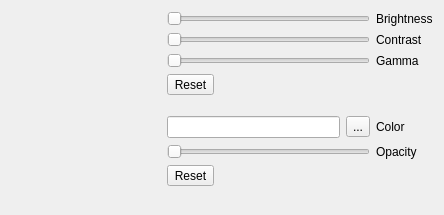
GitoriousLispBackup/eql, file examples/data/image-manipulation.ui: the form before one commit.
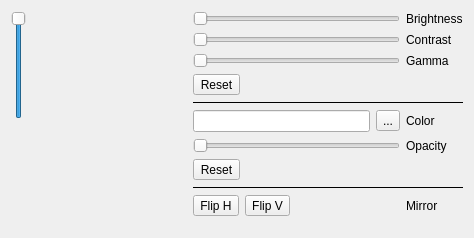
The form after the commit.

The edit to the form file:
```diff
--- a/examples/data/image-manipulation.ui
+++ b/examples/data/image-manipulation.ui
@@ -6,8 +6,8 @@
    <rect>
     <x>0</x>
     <y>0</y>
-    <width>444</width>
-    <height>215</height>
+    <width>474</width>
+    <height>238</height>
    </rect>
   </property>
   <property name="windowTitle">
@@ -15,20 +15,76 @@
   </property>
   <layout class="QHBoxLayout" name="horizontalLayout_4">
    <item>
-    <widget class="QWidget" name="display" native="true">
-     <property name="minimumSize">
-      <size>
-       <width>150</width>
-       <height>150</height>
-      </size>
-     </property>
-    </widget>
+    <layout class="QVBoxLayout" name="verticalLayout_3">
+     <item>
+      <widget class="QSlider" name="scale">
+       <property name="maximumSize">
+        <size>
+         <width>16777215</width>
+         <height>500</height>
+        </size>
+       </property>
+       <property name="minimum">
+        <number>1</number>
+       </property>
+       <property name="maximum">
+        <number>100</number>
+       </property>
+       <property name="value">
+        <number>100</number>
+       </property>
+       <property name="orientation">
+        <enum>Qt::Vertical</enum>
+       </property>
+      </widget>
+     </item>
+     <item>
+      <spacer name="verticalSpacer_3">
+       <property name="orientation">
+        <enum>Qt::Vertical</enum>
+       </property>
+       <property name="sizeHint" stdset="0">
+        <size>
+         <width>20</width>
+         <height>40</height>
+        </size>
+       </property>
+      </spacer>
+     </item>
+    </layout>
+   </item>
+   <item>
+    <layout class="QVBoxLayout" name="verticalLayout_2">
+     <item>
+      <widget class="QWidget" name="display" native="true">
+       <property name="minimumSize">
+        <size>
+         <width>150</width>
+         <height>150</height>
+        </size>
+       </property>
+      </widget>
+     </item>
+     <item>
+      <spacer name="verticalSpacer_2">
+       <property name="orientation">
+        <enum>Qt::Vertical</enum>
+       </property>
+       <property name="sizeHint" stdset="0">
+        <size>
+         <width>20</width>
+         <height>40</height>
+        </size>
+       </property>
+      </spacer>
+     </item>
+    </layout>
    </item>
    <item>
     <layout class="QVBoxLayout" name="verticalLayout">
      <item>
       <layout class="QGridLayout" name="gridLayout">
-       <item row="0" column="0">
+       <item row="0" column="0" colspan="3">
         <widget class="QSlider" name="brightness">
          <property name="minimumSize">
           <size>
@@ -41,42 +97,42 @@
          </property>
         </widget>
        </item>
-       <item row="0" column="1">
+       <item row="0" column="3">
         <widget class="QLabel" name="label1">
          <property name="text">
           <string>Brightness</string>
          </property>
         </widget>
        </item>
-       <item row="1" column="0">
+       <item row="1" column="0" colspan="3">
         <widget class="QSlider" name="contrast">
          <property name="orientation">
           <enum>Qt::Horizontal</enum>
          </property>
         </widget>
        </item>
-       <item row="1" column="1">
+       <item row="1" column="3">
         <widget class="QLabel" name="label2">
          <property name="text">
           <string>Contrast</string>
          </property>
         </widget>
        </item>
-       <item row="2" column="0">
+       <item row="2" column="0" colspan="3">
         <widget class="QSlider" name="gamma">
          <property name="orientation">
           <enum>Qt::Horizontal</enum>
          </property>
         </widget>
        </item>
-       <item row="2" column="1">
+       <item row="2" column="3">
         <widget class="QLabel" name="label3">
          <property name="text">
           <string>Gamma</string>
          </property>
         </widget>
        </item>
-       <item row="3" column="0">
+       <item row="3" column="0" colspan="3">
         <layout class="QHBoxLayout" name="horizontalLayout">
          <item>
           <widget class="QToolButton" name="reset">
@@ -100,23 +156,17 @@
          </item>
         </layout>
        </item>
-       <item row="4" column="0">
-        <spacer name="space">
-         <property name="orientation">
-          <enum>Qt::Vertical</enum>
+       <item row="4" column="0" colspan="4">
+        <widget class="QFrame" name="frame">
+         <property name="frameShape">
+          <enum>QFrame::HLine</enum>
          </property>
-         <property name="sizeType">
-          <enum>QSizePolicy::Fixed</enum>
+         <property name="frameShadow">
+          <enum>QFrame::Plain</enum>
          </property>
-         <property name="sizeHint" stdset="0">
-          <size>
-           <width>20</width>
-           <height>15</height>
-          </size>
-         </property>
-        </spacer>
+        </widget>
        </item>
-       <item row="5" column="0">
+       <item row="5" column="0" colspan="3">
         <layout class="QHBoxLayout" name="horizontalLayout_3">
          <item>
           <widget class="QLineEdit" name="color"/>
@@ -130,14 +180,7 @@
          </item>
         </layout>
        </item>
-       <item row="5" column="1">
-        <widget class="QLabel" name="label4">
-         <property name="text">
-          <string>Color</string>
-         </property>
-        </widget>
-       </item>
-       <item row="6" column="0">
+       <item row="6" column="0" colspan="3">
         <widget class="QSlider" name="opacity">
          <property name="minimum">
           <number>0</number>
@@ -150,14 +193,14 @@
          </property>
         </widget>
        </item>
-       <item row="6" column="1">
+       <item row="6" column="3">
         <widget class="QLabel" name="label5">
          <property name="text">
           <string>Opacity</string>
          </property>
         </widget>
        </item>
-       <item row="7" column="0">
+       <item row="7" column="0" colspan="3">
         <layout class="QHBoxLayout" name="horizontalLayout_2">
          <item>
           <widget class="QToolButton" name="reset_color">
@@ -181,6 +224,57 @@
          </item>
         </layout>
        </item>
+       <item row="8" column="0" colspan="4">
+        <widget class="QFrame" name="frame_2">
+         <property name="frameShape">
+          <enum>QFrame::HLine</enum>
+         </property>
+         <property name="frameShadow">
+          <enum>QFrame::Plain</enum>
+         </property>
+        </widget>
+       </item>
+       <item row="9" column="0">
+        <widget class="QToolButton" name="flip_h">
+         <property name="text">
+          <string>Flip H</string>
+         </property>
+        </widget>
+       </item>
+       <item row="9" column="1">
+        <widget class="QToolButton" name="flip_v">
+         <property name="text">
+          <string>Flip V</string>
+         </property>
+        </widget>
+       </item>
+       <item row="9" column="2">
+        <spacer name="horizontalSpacer_3">
+         <property name="orientation">
+          <enum>Qt::Horizontal</enum>
+         </property>
+         <property name="sizeHint" stdset="0">
+          <size>
+           <width>68</width>
+           <height>20</height>
+          </size>
+         </property>
+        </spacer>
+       </item>
+       <item row="9" column="3">
+        <widget class="QLabel" name="label6">
+         <property name="text">
+          <string>Mirror</string>
+         </property>
+        </widget>
+       </item>
+       <item row="5" column="3">
+        <widget class="QLabel" name="label4">
+         <property name="text">
+          <string>Color</string>
+         </property>
+        </widget>
+       </item>
       </layout>
      </item>
      <item>
```
